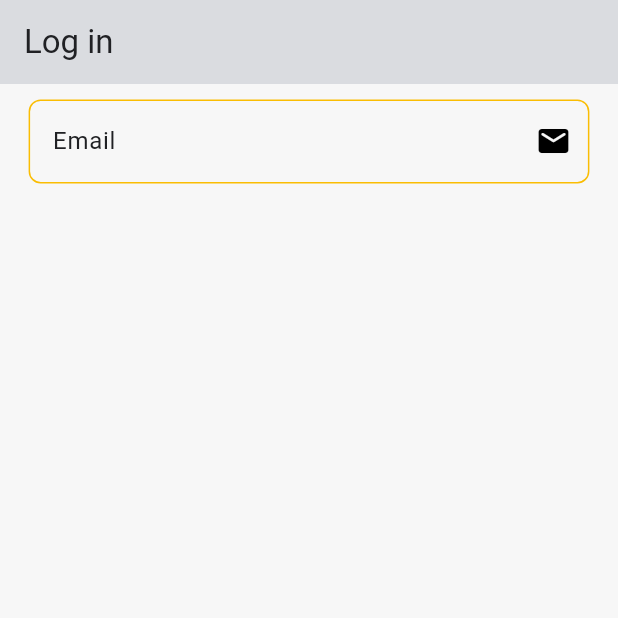
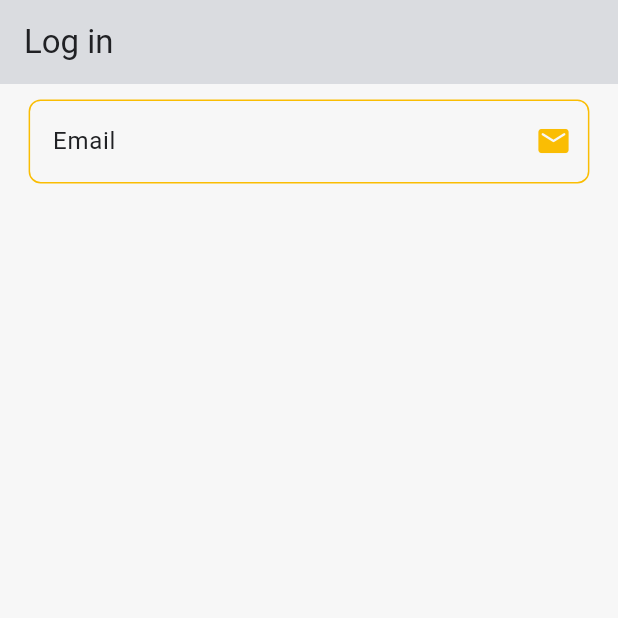
Before and after one commit to v-cardona/allnotes, a Flutter app: the LoginEmailPage screen opened by its route, on a phone screen of 412 x 824 dp, the top half of it. Run offline on Flutter 3.47's test engine with Material 3 defaults, Android fonts, the phone set to English and light mode, and no system bars; our stand-ins replace dartz, equatable, firebase_auth, firebase_core, flutter_bloc, flutter_screenutil and 3 more; accounts and stored records are empty; generated files the repository leaves out were written again.

Commit message:
change color of icon on email login page

```diff
--- a/lib/presentation/widgets/text_input_widget.dart
+++ b/lib/presentation/widgets/text_input_widget.dart
@@ -1,3 +1,4 @@
+import 'package:allnotes/presentation/themes/app_color.dart';
 import 'package:flutter/material.dart';
 
 import 'package:allnotes/common/extensions/string_extensions.dart';
@@ -32,6 +33,7 @@ class TextInputWidget extends StatelessWidget {
         label: Text(label.translate(context)),
         suffixIcon: Icon(
           suffixIcon,
+          color: AppColor.amber,
         ),
       ),
       maxLines: 1,
```
